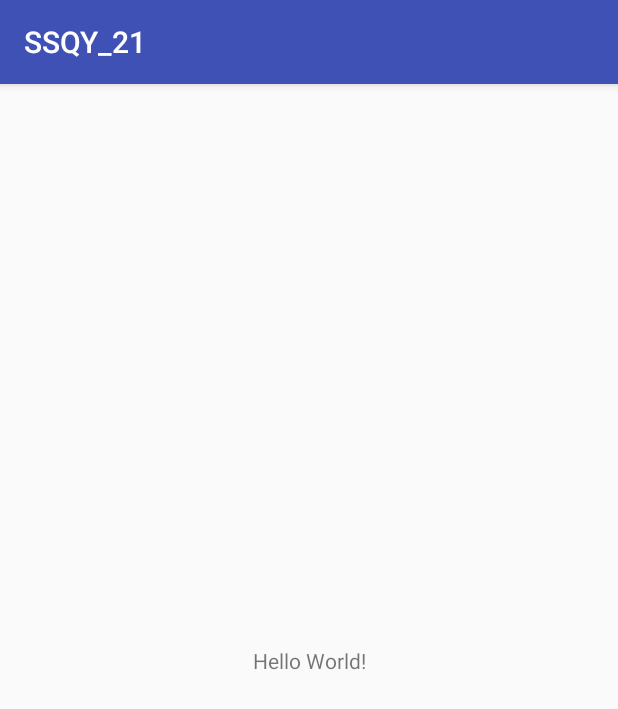
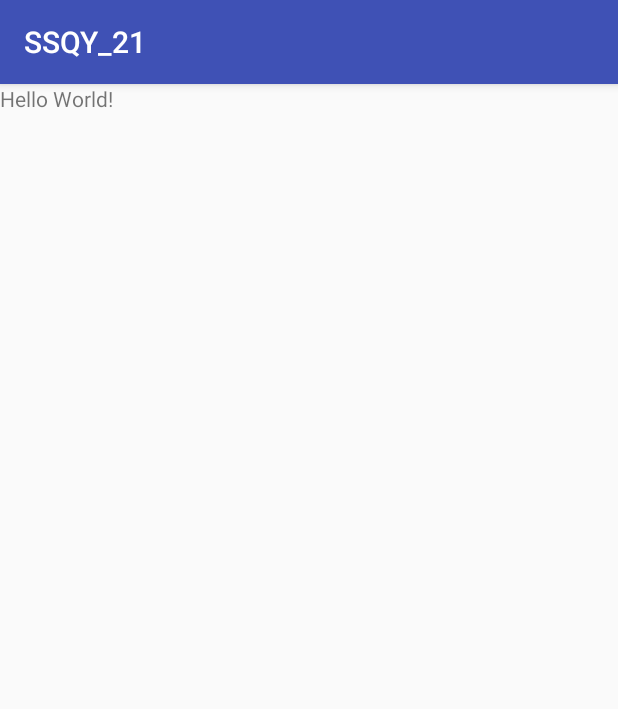
Before and after one commit to HappinessConsistsInContentment/ssqy, an Android app: the screen it shows after launch (MainActivity), on a phone screen of 412 x 824 dp. Shown: the top 709 px of the screen. Run offline under Robolectric (Android 15) with nearby library versions, the phone set to English and light mode, and no system bars.

```diff
--- a/app/src/main/res/layout/activity_main.xml
+++ b/app/src/main/res/layout/activity_main.xml
@@ -10,10 +10,6 @@
     <TextView
         android:layout_width="wrap_content"
         android:layout_height="wrap_content"
-        android:text="Hello World!"
-        app:layout_constraintBottom_toBottomOf="parent"
-        app:layout_constraintLeft_toLeftOf="parent"
-        app:layout_constraintRight_toRightOf="parent"
-        app:layout_constraintTop_toTopOf="parent"/>
+        android:text="Hello World!"/>
 
 </android.support.constraint.ConstraintLayout>
--- a/gradle.properties
+++ b/gradle.properties
@@ -1,17 +1,18 @@
-# Project-wide Gradle settings.
-
-# IDE (e.g. Android Studio) users:
-# Gradle settings configured through the IDE *will override*
-# any settings specified in this file.
-
+## Project-wide Gradle settings.
+#
 # For more details on how to configure your build environment visit
 # http://www.gradle.org/docs/current/userguide/build_environment.html
-
+#
 # Specifies the JVM arguments used for the daemon process.
 # The setting is particularly useful for tweaking memory settings.
-org.gradle.jvmargs=-Xmx1536m
-
+# Default value: -Xmx1024m -XX:MaxPermSize=256m
+# org.gradle.jvmargs=-Xmx2048m -XX:MaxPermSize=512m -XX:+HeapDumpOnOutOfMemoryError -Dfile.encoding=UTF-8
+#
 # When configured, Gradle will run in incubating parallel mode.
 # This option should only be used with decoupled projects. More details, visit
 # http://www.gradle.org/docs/current/userguide/multi_project_builds.html#sec:decoupled_projects
 # org.gradle.parallel=true
+#Mon Oct 02 17:11:39 CST 2017
+systemProp.http.proxyHost=127.0.0.1
+org.gradle.jvmargs=-Xmx1536m
+systemProp.http.proxyPort=3128
```
